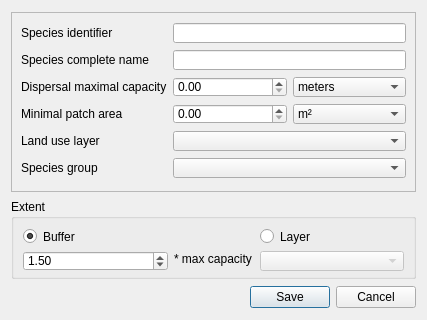
Old version of the form ui/species_dialog.ui in the repository MathieuChailloux/MitiConnect.
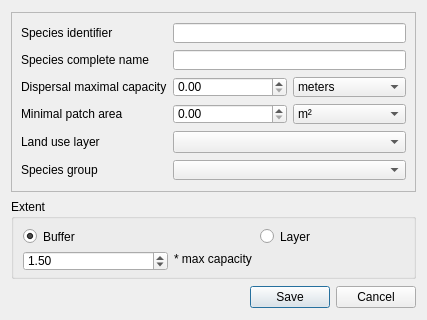
New version of the form. Custom widgets are drawn as their Qt base class.

Commit message: Species UI seems to work

What changed in the file:
```diff
--- a/ui/species_dialog.ui
+++ b/ui/species_dialog.ui
@@ -215,20 +215,7 @@
        </widget>
       </item>
       <item row="4" column="1" colspan="2">
-       <widget class="QgsMapLayerComboBox" name="speciesLanduse">
-        <property name="minimumSize">
-         <size>
-          <width>0</width>
-          <height>20</height>
-         </size>
-        </property>
-        <property name="maximumSize">
-         <size>
-          <width>16777215</width>
-          <height>20</height>
-         </size>
-        </property>
-       </widget>
+       <widget class="QComboBox" name="speciesLanduse"/>
       </item>
       <item row="5" column="0">
        <widget class="QLabel" name="label_6">
@@ -280,7 +267,7 @@
       <string>Extent</string>
      </property>
      <layout class="QGridLayout" name="gridLayout_2">
-      <item row="0" column="0" colspan="2">
+      <item row="0" column="0">
        <widget class="QRadioButton" name="speciesBufferMode">
         <property name="text">
          <string>Buffer</string>
@@ -336,22 +323,10 @@
        </widget>
       </item>
       <item row="1" column="2">
-       <widget class="QgsMapLayerComboBox" name="speciesExtentLayer">
+       <widget class="QgsFileWidget" name="speciesExtentLayer">
         <property name="enabled">
          <bool>false</bool>
         </property>
-        <property name="minimumSize">
-         <size>
-          <width>0</width>
-          <height>20</height>
-         </size>
-        </property>
-        <property name="maximumSize">
-         <size>
-          <width>16777215</width>
-          <height>20</height>
-         </size>
-        </property>
        </widget>
       </item>
      </layout>
@@ -376,9 +351,9 @@
    <header>qgsdoublespinbox.h</header>
   </customwidget>
   <customwidget>
-   <class>QgsMapLayerComboBox</class>
-   <extends>QComboBox</extends>
-   <header>qgsmaplayercombobox.h</header>
+   <class>QgsFileWidget</class>
+   <extends>QWidget</extends>
+   <header>qgsfilewidget.h</header>
   </customwidget>
  </customwidgets>
  <resources/>
```
Left out of the diff: 2 changed lines with no effect on the pictures. The commit also changes 7 other files.
